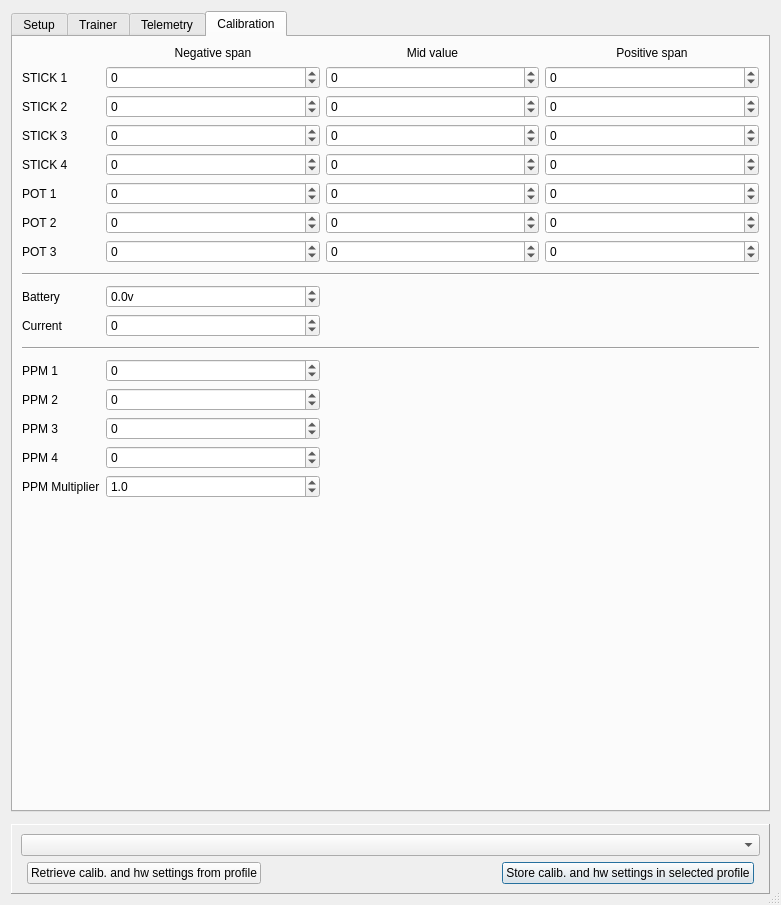
Before: the Qt Designer form src/generaledit.ui in roberto1903/companion9x, drawn with Qt 5.
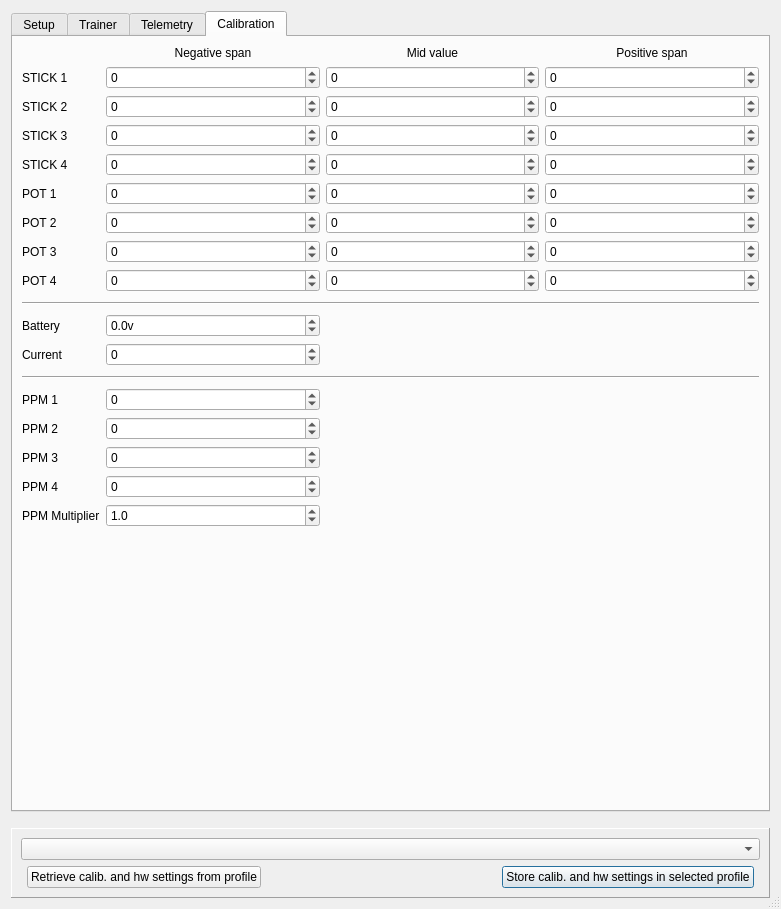
After: the same form once the commit is applied. The open tabs and pages were chosen to show the change. Icons and pictures are not drawn.

```diff
--- a/src/generaledit.ui
+++ b/src/generaledit.ui
@@ -7,7 +7,7 @@
     <x>0</x>
     <y>0</y>
     <width>781</width>
-    <height>902</height>
+    <height>909</height>
    </rect>
   </property>
   <property name="sizePolicy">
@@ -2347,7 +2347,14 @@
       <attribute name="title">
        <string>Calibration</string>
       </attribute>
-      <layout class="QGridLayout" name="gridLayout_2" rowstretch="0,0,0,0,0,0,0,0,0,0,0,0,0,0,0,0,0,1,0" columnstretch="0,1,1,1">
+      <layout class="QGridLayout" name="gridLayout_2" rowstretch="0,0,0,0,0,0,0,0,0,0,0,0,0,0,0,0,0,1,0,0,0" columnstretch="0,1,1,1">
+       <item row="14" column="0">
+        <widget class="QLabel" name="label_23">
+         <property name="text">
+          <string>PPM 1</string>
+         </property>
+        </widget>
+       </item>
        <item row="3" column="0">
         <widget class="QLabel" name="label_17">
          <property name="text">
@@ -2693,6 +2700,19 @@
          </property>
         </widget>
        </item>
+       <item row="20" column="1">
+        <spacer name="verticalSpacer">
+         <property name="orientation">
+          <enum>Qt::Vertical</enum>
+         </property>
+         <property name="sizeHint" stdset="0">
+          <size>
+           <width>20</width>
+           <height>40</height>
+          </size>
+         </property>
+        </spacer>
+       </item>
        <item row="7" column="3">
         <widget class="QSpinBox" name="ana7Pos">
          <property name="statusTip">
@@ -2706,14 +2726,14 @@
          </property>
         </widget>
        </item>
-       <item row="9" column="0">
+       <item row="11" column="0">
         <widget class="QLabel" name="label_22">
          <property name="text">
           <string>Battery</string>
          </property>
         </widget>
        </item>
-       <item row="9" column="1">
+       <item row="11" column="1">
         <widget class="QDoubleSpinBox" name="battCalib">
          <property name="statusTip">
           <string/>
@@ -2735,27 +2755,14 @@
          </property>
         </widget>
        </item>
-       <item row="17" column="0">
+       <item row="19" column="0">
         <widget class="QLabel" name="label_30">
          <property name="text">
           <string>PPM Multiplier</string>
          </property>
         </widget>
        </item>
-       <item row="18" column="1">
-        <spacer name="verticalSpacer">
-         <property name="orientation">
-          <enum>Qt::Vertical</enum>
-         </property>
-         <property name="sizeHint" stdset="0">
-          <size>
-           <width>20</width>
-           <height>40</height>
-          </size>
-         </property>
-        </spacer>
-       </item>
-       <item row="17" column="1">
+       <item row="19" column="1">
         <widget class="QDoubleSpinBox" name="PPM_MultiplierDSB">
          <property name="decimals">
           <number>1</number>
@@ -2768,7 +2775,7 @@
          </property>
         </widget>
        </item>
-       <item row="11" column="0" colspan="4">
+       <item row="13" column="0" colspan="4">
         <widget class="Line" name="line">
          <property name="sizePolicy">
           <sizepolicy hsizetype="Minimum" vsizetype="Fixed">
@@ -2793,14 +2800,7 @@
          </property>
         </widget>
        </item>
-       <item row="12" column="0">
-        <widget class="QLabel" name="label_23">
-         <property name="text">
-          <string>PPM 1</string>
-         </property>
-        </widget>
-       </item>
-       <item row="14" column="1">
+       <item row="16" column="1">
         <widget class="QSpinBox" name="PPM2">
          <property name="toolTip">
           <string/>
@@ -2819,7 +2819,7 @@
          </property>
         </widget>
        </item>
-       <item row="15" column="1">
+       <item row="17" column="1">
         <widget class="QSpinBox" name="PPM3">
          <property name="toolTip">
           <string/>
@@ -2838,7 +2838,7 @@
          </property>
         </widget>
        </item>
-       <item row="16" column="1">
+       <item row="18" column="1">
         <widget class="QSpinBox" name="PPM4">
          <property name="toolTip">
           <string/>
@@ -2857,7 +2857,7 @@
          </property>
         </widget>
        </item>
-       <item row="12" column="1">
+       <item row="14" column="1">
         <widget class="QSpinBox" name="PPM1">
          <property name="toolTip">
           <string/>
@@ -2876,28 +2876,28 @@
          </property>
         </widget>
        </item>
-       <item row="14" column="0">
+       <item row="16" column="0">
         <widget class="QLabel" name="label_33">
          <property name="text">
           <string>PPM 2</string>
          </property>
         </widget>
        </item>
-       <item row="15" column="0">
+       <item row="17" column="0">
         <widget class="QLabel" name="label_34">
          <property name="text">
           <string>PPM 3</string>
          </property>
         </widget>
        </item>
-       <item row="16" column="0">
+       <item row="18" column="0">
         <widget class="QLabel" name="label_35">
          <property name="text">
           <string>PPM 4</string>
          </property>
         </widget>
        </item>
-       <item row="8" column="0" colspan="4">
+       <item row="10" column="0" colspan="4">
         <widget class="Line" name="line_2">
          <property name="minimumSize">
           <size>
@@ -2910,7 +2910,7 @@
          </property>
         </widget>
        </item>
-       <item row="10" column="1">
+       <item row="12" column="1">
         <widget class="QSpinBox" name="CurrentCalib_SB">
          <property name="minimum">
           <number>-49</number>
@@ -2920,13 +2920,59 @@
          </property>
         </widget>
        </item>
-       <item row="10" column="0">
+       <item row="12" column="0">
         <widget class="QLabel" name="label_CurrentCalib">
          <property name="text">
           <string>Current</string>
          </property>
         </widget>
        </item>
+       <item row="8" column="1">
+        <widget class="QSpinBox" name="ana8Neg">
+         <property name="statusTip">
+          <string/>
+         </property>
+         <property name="minimum">
+          <number>-9999</number>
+         </property>
+         <property name="maximum">
+          <number>9999</number>
+         </property>
+        </widget>
+       </item>
+       <item row="8" column="0">
+        <widget class="QLabel" name="label_pot4">
+         <property name="text">
+          <string>POT 4</string>
+         </property>
+        </widget>
+       </item>
+       <item row="8" column="2">
+        <widget class="QSpinBox" name="ana8Mid">
+         <property name="statusTip">
+          <string/>
+         </property>
+         <property name="minimum">
+          <number>-9999</number>
+         </property>
+         <property name="maximum">
+          <number>9999</number>
+         </property>
+        </widget>
+       </item>
+       <item row="8" column="3">
+        <widget class="QSpinBox" name="ana8Pos">
+         <property name="statusTip">
+          <string/>
+         </property>
+         <property name="minimum">
+          <number>-9999</number>
+         </property>
+         <property name="maximum">
+          <number>9999</number>
+         </property>
+        </widget>
+       </item>
       </layout>
      </widget>
     </widget>
```
Left out of the diff: 8 changed lines with no effect on the pictures.
